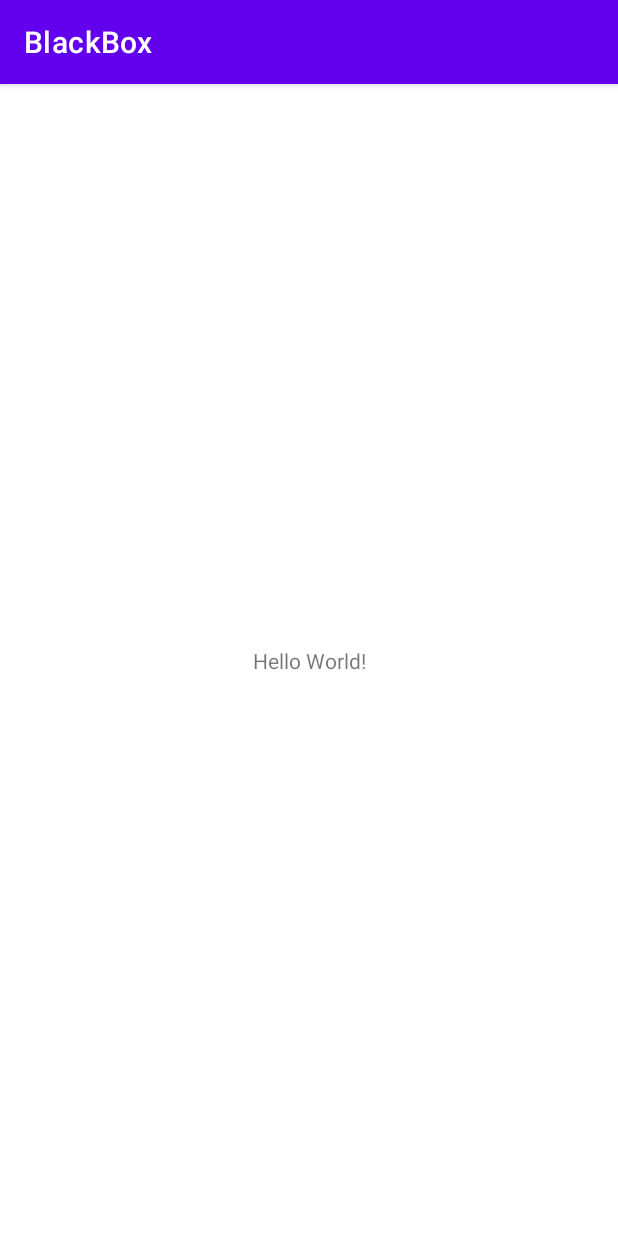
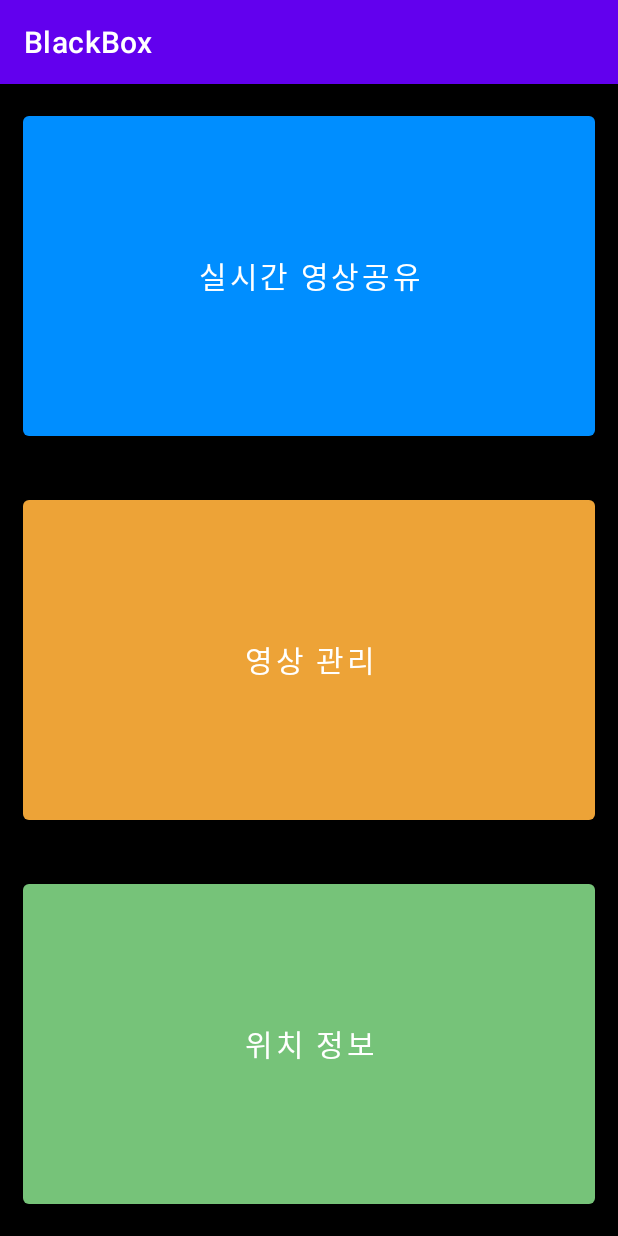
Before and after one commit to jaeminpark1/BlackBox, an Android app: the screen it shows after launch (MainActivity), on a phone screen of 412 x 824 dp. Run offline under Robolectric (Android 15) with nearby library versions, the phone set to English and light mode, and no system bars.

Commit message:
메인메뉴만 분리해서 올립니다. 메뉴를 클릭했을때 나오는 내부 액티비티는 추후 추가 예정입니다.

```diff
--- a/app/src/main/res/layout/activity_main.xml
+++ b/app/src/main/res/layout/activity_main.xml
@@ -1,18 +1,63 @@
 <?xml version="1.0" encoding="utf-8"?>
-<androidx.constraintlayout.widget.ConstraintLayout xmlns:android="http://schemas.android.com/apk/res/android"
+<LinearLayout xmlns:android="http://schemas.android.com/apk/res/android"
     xmlns:app="http://schemas.android.com/apk/res-auto"
     xmlns:tools="http://schemas.android.com/tools"
     android:layout_width="match_parent"
     android:layout_height="match_parent"
-    tools:context=".MainActivity">
+    android:orientation="vertical"
+    tools:context=".MainActivity" >
 
-    <TextView
-        android:layout_width="wrap_content"
-        android:layout_height="wrap_content"
-        android:text="Hello World!"
-        app:layout_constraintBottom_toBottomOf="parent"
-        app:layout_constraintLeft_toLeftOf="parent"
-        app:layout_constraintRight_toRightOf="parent"
-        app:layout_constraintTop_toTopOf="parent" />
+    <LinearLayout
+        android:layout_width="match_parent"
+        android:layout_height="match_parent"
+        android:layout_weight="1"
+        android:background="#000000"
+        android:orientation="horizontal">
 
-</androidx.constraintlayout.widget.ConstraintLayout>
+        <Button
+            android:id="@+id/button"
+            android:layout_width="match_parent"
+            android:layout_height="match_parent"
+            android:layout_margin="15dp"
+            android:layout_weight="1"
+            android:text="실시간 영상공유"
+            android:textSize="20sp"
+            app:backgroundTint="#008EFF" />
+    </LinearLayout>
+
+    <LinearLayout
+        android:layout_width="match_parent"
+        android:layout_height="match_parent"
+        android:layout_weight="1"
+        android:background="#000000"
+        android:orientation="horizontal">
+
+        <Button
+            android:id="@+id/button2"
+            android:layout_width="match_parent"
+            android:layout_height="match_parent"
+            android:layout_margin="15dp"
+            android:layout_weight="1"
+            android:text="영상 관리"
+            android:textSize="20sp"
+            app:backgroundTint="#EDA337" />
+    </LinearLayout>
+
+    <LinearLayout
+        android:layout_width="match_parent"
+        android:layout_height="match_parent"
+        android:layout_weight="1"
+        android:background="#000000"
+        android:orientation="horizontal">
+
+        <Button
+            android:id="@+id/button3"
+            android:layout_width="match_parent"
+            android:layout_height="match_parent"
+            android:layout_margin="15dp"
+            android:layout_weight="1"
+            android:text="위치 정보"
+            android:textSize="20sp"
+            app:backgroundTint="#76C379" />
+    </LinearLayout>
+</LinearLayout>
```
